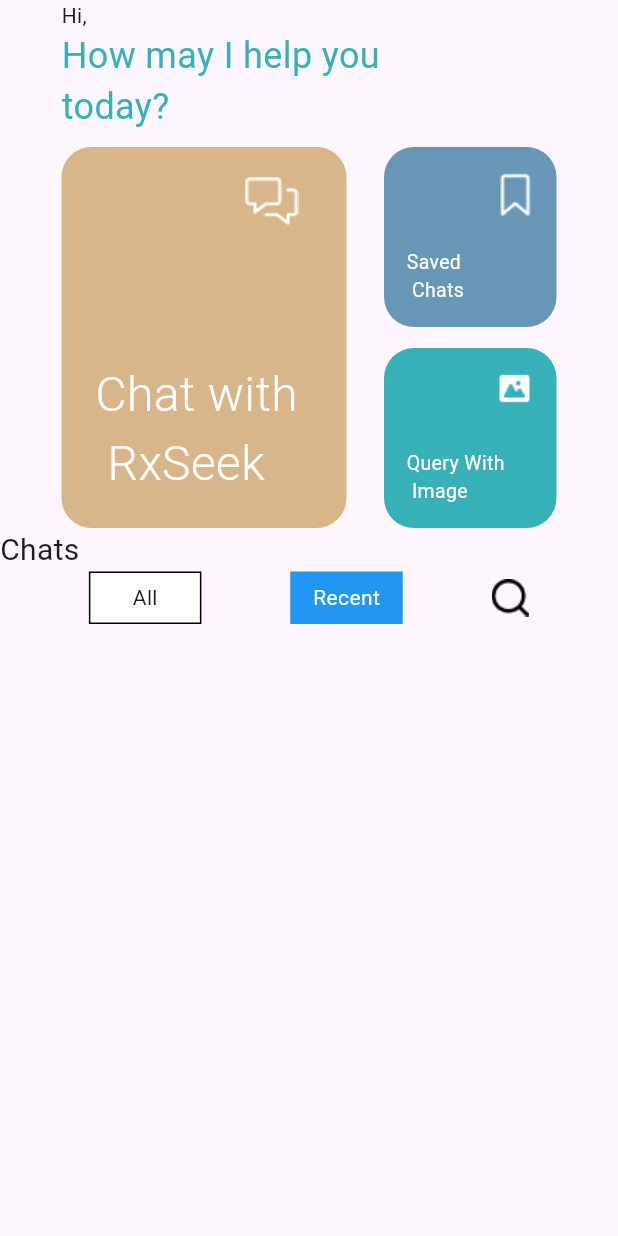
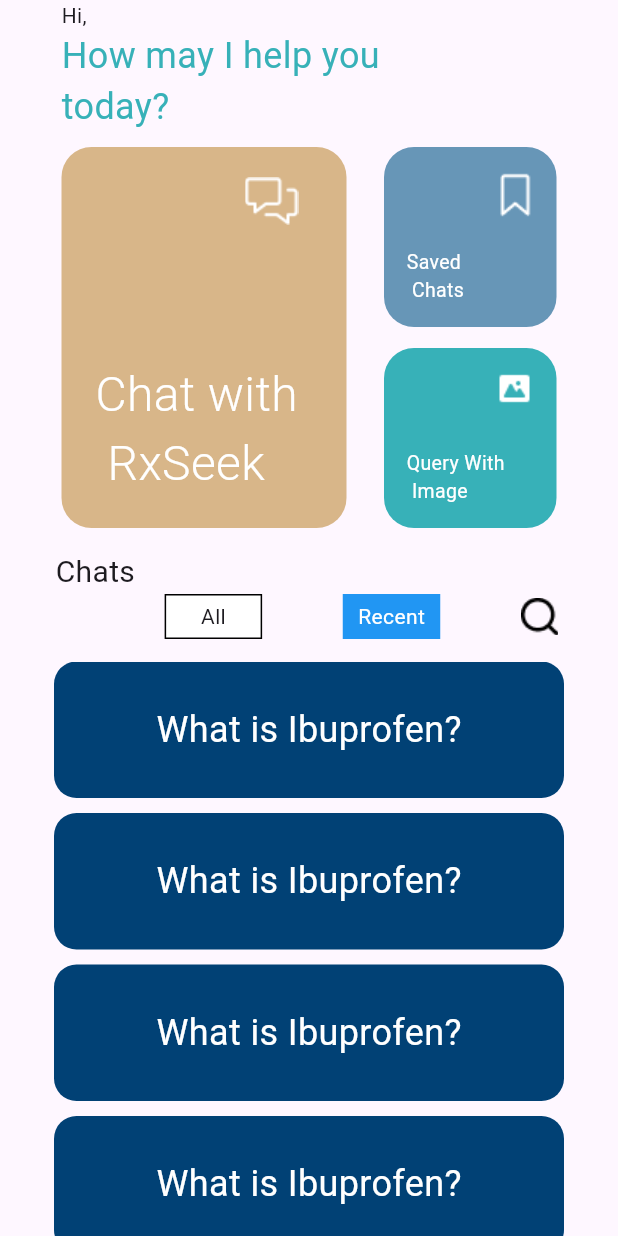
Before and after one commit to Krt-dev/RxSeek_mobile_app_v1, a Flutter app: the HomeScreenFinal widget shown alone on an empty page, opened directly, on a phone screen of 412 x 824 dp. Run offline on Flutter 3.47's test engine with Material 3 defaults, Android fonts, the phone set to English and light mode, and no system bars; our stand-ins replace cloud_firestore, firebase_auth, firebase_core, flutter_spinkit, form_field_validator, get_it and 2 more; missing offline and left inert: sliding_up_panel2; accounts and stored records are empty.

Commit message:
initial home screen with history and recent Listview or slideview

```diff
--- a/rxseek_v1/lib/src/screens/home/home_screen_final.dart
+++ b/rxseek_v1/lib/src/screens/home/home_screen_final.dart
@@ -147,34 +147,84 @@
           //History or recents chats patrt from here to down!!!!!!!
           //!!!!!!!!!!!!!!!!!
           //Marker ni or ilhanan !!!!!!!!!!!!!!!
-          const Text(
+
+          Center(
+            child: Container(
+              padding: const EdgeInsets.only(top: 15),
+              width: 340,
+              height: 670,
+              child: Column(
+                children: [
+                  const Padding(
+                    padding: EdgeInsets.only(right: 285),
+                    child: Text(
                       "Chats",
                       style: TextStyle(fontSize: 20),
                     ),
-          Row(mainAxisAlignment: MainAxisAlignment.spaceEvenly, children: [
+                  ),
+                  Padding(
+                    padding: const EdgeInsets.only(left: 70, bottom: 15),
+                    child: Row(
+                        mainAxisAlignment: MainAxisAlignment.spaceEvenly,
+                        children: [
                           Container(
-              width: 75,
-              height: 35,
+                            width: 65,
+                            height: 30,
                             decoration: const BoxDecoration(
                                 border: Border.symmetric(
-                      vertical: BorderSide(style: BorderStyle.solid, width: 1),
-                      horizontal:
-                          BorderSide(style: BorderStyle.solid, width: 1)),
+                                    vertical: BorderSide(
+                                        style: BorderStyle.solid, width: 1),
+                                    horizontal: BorderSide(
+                                        style: BorderStyle.solid, width: 1)),
                                 color: Colors.white),
                             child: const Center(child: Text("All")),
                           ),
-            Container(
-              width: 75,
-              height: 35,
-              decoration: const BoxDecoration(color: Colors.blue),
+                          Padding(
+                            padding:
+                                const EdgeInsets.only(left: 50, right: 50.0),
+                            child: Container(
+                              width: 65,
+                              height: 30,
+                              decoration:
+                                  const BoxDecoration(color: Colors.blue),
                               child: const Center(
                                   child: Text(
                                 "Recent",
                                 style: TextStyle(color: Colors.white),
                               )),
                             ),
+                          ),
                           Image.asset("assets/images/search_icon.png")
                         ]),
+                  ),
+                  SizedBox(
+                      height: 580,
+                      child: ListView.builder(
+                        itemCount: 20,
+                        itemBuilder: (context, index) {
+                          return Padding(
+                            padding: const EdgeInsets.only(bottom: 10),
+                            child: Container(
+                              height: 91,
+                              width: 340,
+                              decoration: BoxDecoration(
+                                  color: const Color.fromARGB(255, 1, 65, 117),
+                                  borderRadius: BorderRadius.circular(15)),
+                              child: const Center(
+                                child: Text(
+                                  "What is Ibuprofen?",
+                                  style: TextStyle(
+                                      fontSize: 24, color: Colors.white),
+                                ),
+                              ),
+                            ),
+                          );
+                        },
+                      ))
+                ],
+              ),
+            ),
+          ),
         ],
       ),
     );
```
Lines whose indentation alone changed are shown as unchanged.
